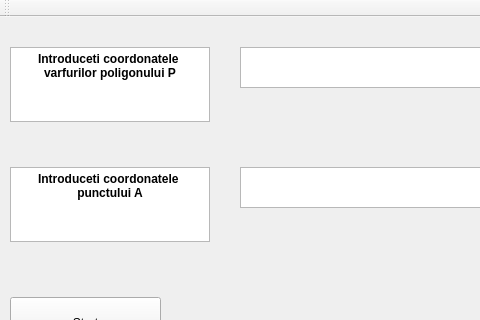
Old version of the form GCPolygonTri/GCPolygonTri.ui in the repository rares-munteanu/GeometrieComputationala; both pictures show x 0 to 480 and y 0 to 320 of the 880 by 630 pixel window.
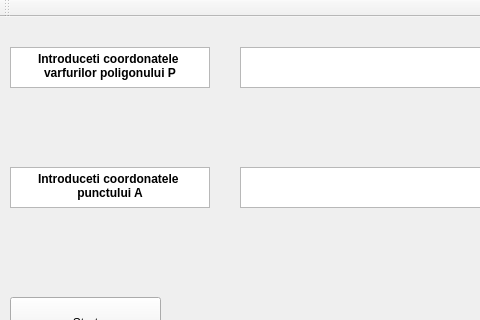
New version of the form.

Patch:
```diff
--- a/GCPolygonTri/GCPolygonTri.ui
+++ b/GCPolygonTri/GCPolygonTri.ui
@@ -68,7 +68,7 @@
       <x>10</x>
       <y>30</y>
       <width>200</width>
-      <height>75</height>
+      <height>41</height>
      </rect>
     </property>
     <property name="verticalScrollBarPolicy">
@@ -81,7 +81,7 @@
      <string>&lt;!DOCTYPE HTML PUBLIC &quot;-//W3C//DTD HTML 4.0//EN&quot; &quot;http://www.w3.org/TR/REC-html40/strict.dtd&quot;&gt;
 &lt;html&gt;&lt;head&gt;&lt;meta name=&quot;qrichtext&quot; content=&quot;1&quot; /&gt;&lt;style type=&quot;text/css&quot;&gt;
 p, li { white-space: pre-wrap; }
-&lt;/style&gt;&lt;/head&gt;&lt;body style=&quot; font-family:'MS Shell Dlg 2'; font-size:7.8pt; font-weight:400; font-style:normal;&quot;&gt;
+&lt;/style&gt;&lt;/head&gt;&lt;body style=&quot; font-family:'MS Shell Dlg 2'; font-size:8.25pt; font-weight:400; font-style:normal;&quot;&gt;
 &lt;p align=&quot;center&quot; style=&quot; margin-top:0px; margin-bottom:0px; margin-left:0px; margin-right:0px; -qt-block-indent:0; text-indent:0px;&quot;&gt;&lt;span style=&quot; font-size:9pt; font-weight:600;&quot;&gt;Introduceti coordonatele &lt;/span&gt;&lt;/p&gt;
 &lt;p align=&quot;center&quot; style=&quot; margin-top:0px; margin-bottom:0px; margin-left:0px; margin-right:0px; -qt-block-indent:0; text-indent:0px;&quot;&gt;&lt;span style=&quot; font-size:9pt; font-weight:600;&quot;&gt;varfurilor poligonului P&lt;/span&gt;&lt;/p&gt;
 &lt;p align=&quot;center&quot; style=&quot;-qt-paragraph-type:empty; margin-top:0px; margin-bottom:0px; margin-left:0px; margin-right:0px; -qt-block-indent:0; text-indent:0px; font-size:8pt; font-weight:600;&quot;&gt;&lt;br /&gt;&lt;/p&gt;
@@ -94,7 +94,7 @@
       <x>10</x>
       <y>150</y>
       <width>200</width>
-      <height>75</height>
+      <height>41</height>
      </rect>
     </property>
     <property name="autoFillBackground">
@@ -110,7 +110,7 @@
      <string>&lt;!DOCTYPE HTML PUBLIC &quot;-//W3C//DTD HTML 4.0//EN&quot; &quot;http://www.w3.org/TR/REC-html40/strict.dtd&quot;&gt;
 &lt;html&gt;&lt;head&gt;&lt;meta name=&quot;qrichtext&quot; content=&quot;1&quot; /&gt;&lt;style type=&quot;text/css&quot;&gt;
 p, li { white-space: pre-wrap; }
-&lt;/style&gt;&lt;/head&gt;&lt;body style=&quot; font-family:'MS Shell Dlg 2'; font-size:7.8pt; font-weight:400; font-style:normal;&quot;&gt;
+&lt;/style&gt;&lt;/head&gt;&lt;body style=&quot; font-family:'MS Shell Dlg 2'; font-size:8.25pt; font-weight:400; font-style:normal;&quot;&gt;
 &lt;p align=&quot;center&quot; style=&quot; margin-top:0px; margin-bottom:0px; margin-left:0px; margin-right:0px; -qt-block-indent:0; text-indent:0px;&quot;&gt;&lt;span style=&quot; font-size:9pt; font-weight:600;&quot;&gt;Introduceti coordonatele &lt;/span&gt;&lt;/p&gt;
 &lt;p align=&quot;center&quot; style=&quot; margin-top:0px; margin-bottom:0px; margin-left:0px; margin-right:0px; -qt-block-indent:0; text-indent:0px;&quot;&gt;&lt;span style=&quot; font-size:9pt; font-weight:600;&quot;&gt;punctului A&lt;/span&gt;&lt;/p&gt;&lt;/body&gt;&lt;/html&gt;</string>
     </property>
```
Left out of the diff: 2 changed lines with no effect on the pictures.
